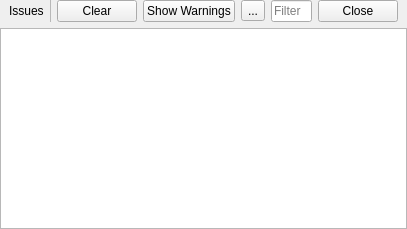
Old version of the form WidgetsModule/Notifier/notifyconsole.ui in the repository HowCanidothis/DevLib.
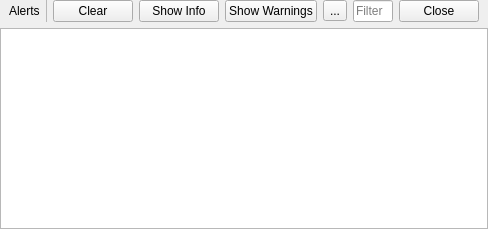
New version of the form.

What changed in the file:
```diff
--- a/WidgetsModule/Notifier/notifyconsole.ui
+++ b/WidgetsModule/Notifier/notifyconsole.ui
@@ -6,7 +6,7 @@
    <rect>
     <x>0</x>
     <y>0</y>
-    <width>407</width>
+    <width>488</width>
     <height>229</height>
    </rect>
   </property>
@@ -43,7 +43,7 @@
      <item>
       <widget class="QLabel" name="label">
        <property name="text">
-        <string>Issues</string>
+        <string>Alerts</string>
        </property>
       </widget>
      </item>
@@ -79,6 +79,16 @@
        </property>
       </widget>
      </item>
+     <item>
+      <widget class="QPushButton" name="BtnShowInfo">
+       <property name="text">
+        <string>Show Info</string>
+       </property>
+       <property name="checkable">
+        <bool>true</bool>
+       </property>
+      </widget>
+     </item>
      <item>
       <widget class="QPushButton" name="BtnShowWarnings">
        <property name="toolTip">
```
